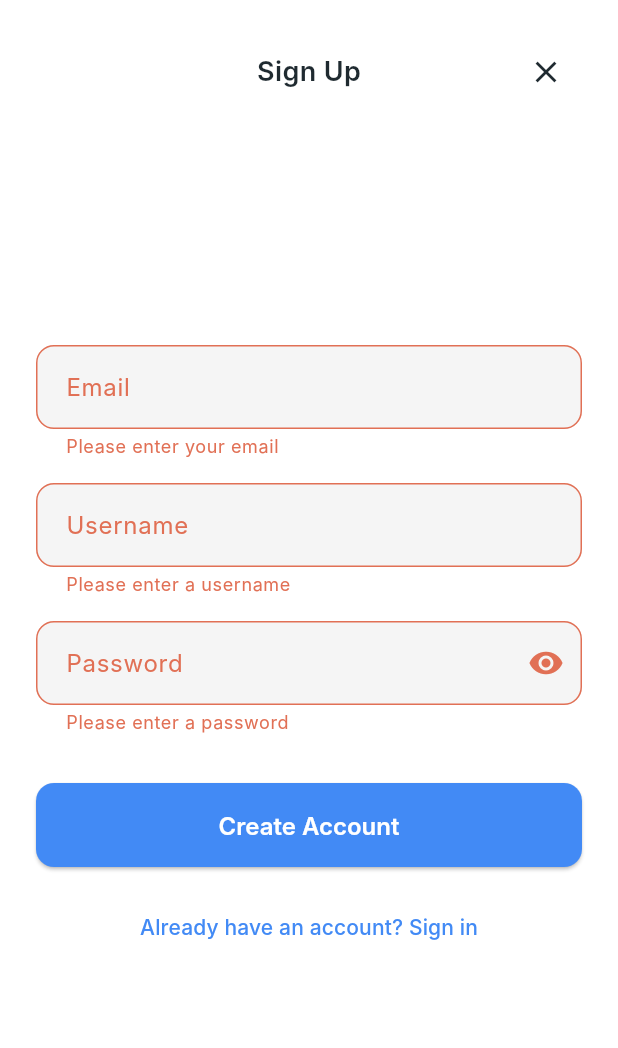
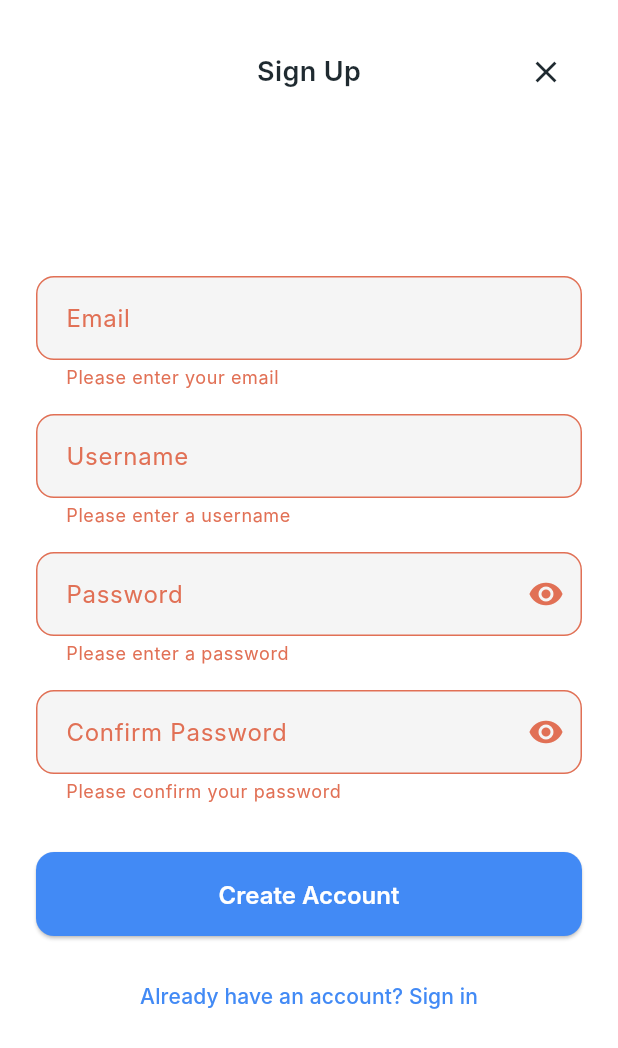
Before and after one commit to quesoscubanos/artflow, a Flutter app: the RegisterPage screen opened by its route, after a tap on the "close" icon, after a tap on "Get Started", after a tap on "Create Account", on a phone screen of 412 x 824 dp. Shown: the top 1048 px of the screen. Run offline on Flutter 3.47's test engine with Material 3 defaults, Android fonts, the phone set to English and light mode, and no system bars; our stand-ins replace flutter_bloc, get_it, go_router, google_fonts; Roboto replaces fonts that are missing (Inter).

Commit message:
Agregado registro, validación y logo

```diff
--- a/lib/features/auth/presentation/bloc/auth_bloc.dart
+++ b/lib/features/auth/presentation/bloc/auth_bloc.dart
@@ -16,17 +16,17 @@ class MockUser {
 }
 
 // Default users for testing
-const List<MockUser> _mockUsers = [
+final List<MockUser> _users = [
   MockUser(
-    email: 'user@example.com',
-    password: 'password',
-    username: 'Regular User',
+    email: 'usuario1@gmail.com',
+    password: 'P@ssw0rd1!',
+    username: 'User1',
     isAdmin: false,
   ),
   MockUser(
-    email: 'admin@example.com',
-    password: 'admin123',
-    username: 'Admin User',
+    email: 'admin@gmail.com',
+    password: 'AdminP@ss1!',
+    username: 'Admin',
     isAdmin: true,
   ),
 ];
@@ -96,8 +96,8 @@ class AuthBloc extends Bloc<AuthEvent, AuthState> {
   void _onAuthLoginRequested(AuthLoginRequested event, Emitter<AuthState> emit) async {
     emit(AuthLoading());
     try {
-      // Check against mock users
-      final user = _mockUsers.firstWhere(
+      // Check against users
+      final user = _users.firstWhere(
         (user) => user.email == event.email && user.password == event.password,
         orElse: () => throw Exception('Invalid credentials'),
       );
@@ -113,7 +113,7 @@ class AuthBloc extends Bloc<AuthEvent, AuthState> {
     emit(AuthLoading());
     try {
       // Check if user already exists
-      final existingUser = _mockUsers.firstWhere(
+      final existingUser = _users.firstWhere(
         (user) => user.email == event.email,
         orElse: () => MockUser(email: '', password: '', username: '', isAdmin: false),
       );
@@ -122,8 +122,15 @@ class AuthBloc extends Bloc<AuthEvent, AuthState> {
         throw Exception('User already exists');
       }
 
-      // For demo purposes, create a new regular user
-      print('Registering user: ${event.username}, ${event.email}');
+      // Add new user
+      _users.add(MockUser(
+        email: event.email,
+        password: event.password,
+        username: event.username,
+        isAdmin: false,
+      ));
+
+      print('Registered user: ${event.username}, ${event.email}');
       await Future.delayed(const Duration(seconds: 1)); // Simulate API call
       emit(AuthAuthenticated(isAdmin: false, username: event.username));
     } catch (e) {
--- a/lib/features/auth/presentation/pages/register_page.dart
+++ b/lib/features/auth/presentation/pages/register_page.dart
@@ -16,13 +16,16 @@ class _RegisterPageState extends State<RegisterPage> {
   final _emailController = TextEditingController();
   final _usernameController = TextEditingController();
   final _passwordController = TextEditingController();
+  final _confirmPasswordController = TextEditingController();
   bool _obscurePassword = true;
+  bool _obscureConfirmPassword = true;
 
   @override
   void dispose() {
     _emailController.dispose();
     _usernameController.dispose();
     _passwordController.dispose();
+    _confirmPasswordController.dispose();
     super.dispose();
   }
 
@@ -86,8 +89,8 @@ class _RegisterPageState extends State<RegisterPage> {
                             if (value == null || value.isEmpty) {
                               return 'Please enter your email';
                             }
-                            if (!RegExp(r'^[\w-\.]+@([\w-]+\.)+[\w-]{2,4}$').hasMatch(value)) {
-                              return 'Please enter a valid email';
+                            if (!RegExp(r'^[\w-\.]+@gmail\.com$').hasMatch(value)) {
+                              return 'Please enter a valid Gmail address';
                             }
                             return null;
                           },
@@ -133,8 +136,49 @@ class _RegisterPageState extends State<RegisterPage> {
                             if (value == null || value.isEmpty) {
                               return 'Please enter a password';
                             }
-                            if (value.length < 6) {
-                              return 'Password must be at least 6 characters';
+                            if (value.length < 8) {
+                              return 'Password must be at least 8 characters';
+                            }
+                            if (!RegExp(r'[A-Z]').hasMatch(value)) {
+                              return 'Password must contain at least one uppercase letter';
+                            }
+                            if (!RegExp(r'[a-z]').hasMatch(value)) {
+                              return 'Password must contain at least one lowercase letter';
+                            }
+                            if (!RegExp(r'[0-9]').hasMatch(value)) {
+                              return 'Password must contain at least one number';
+                            }
+                            if (!RegExp(r'[!@#$%^&*(),.?":{}|<>]').hasMatch(value)) {
+                              return 'Password must contain at least one symbol';
+                            }
+                            return null;
+                          },
+                        ),
+                        const SizedBox(height: 16),
+
+                        TextFormField(
+                          controller: _confirmPasswordController,
+                          obscureText: _obscureConfirmPassword,
+                          decoration: InputDecoration(
+                            labelText: 'Confirm Password',
+                            hintText: 'Confirm your password',
+                            suffixIcon: IconButton(
+                              icon: Icon(
+                                _obscureConfirmPassword ? Icons.visibility : Icons.visibility_off,
+                              ),
+                              onPressed: () {
+                                setState(() {
+                                  _obscureConfirmPassword = !_obscureConfirmPassword;
+                                });
+                              },
+                            ),
+                          ),
+                          validator: (value) {
+                            if (value == null || value.isEmpty) {
+                              return 'Please confirm your password';
+                            }
+                            if (value != _passwordController.text) {
+                              return 'Passwords do not match';
                             }
                             return null;
                           },
```
